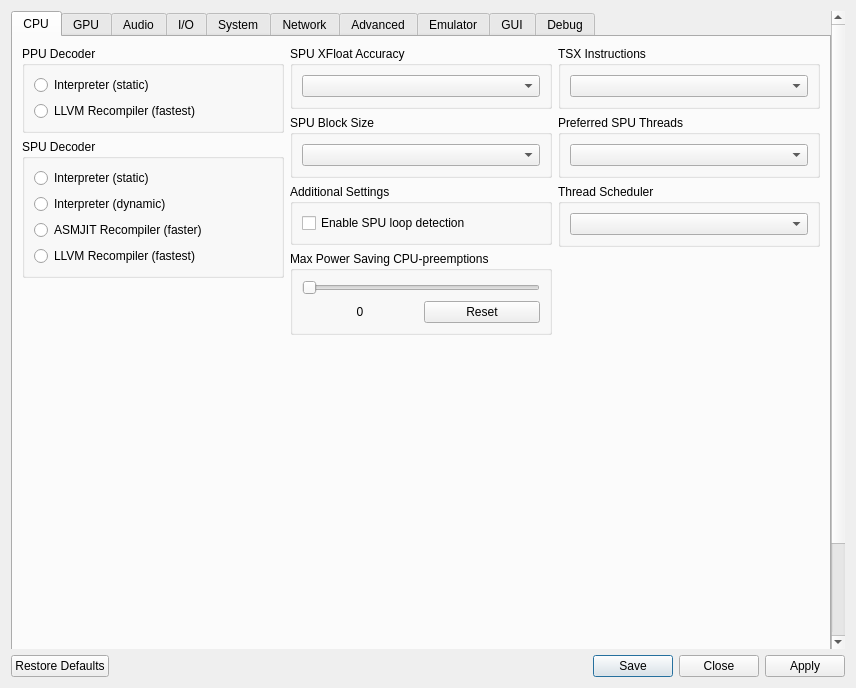
Qt form rpcs3qt-legacy/settings_dialog.ui (RPCSX/rpcsx) before a commit.
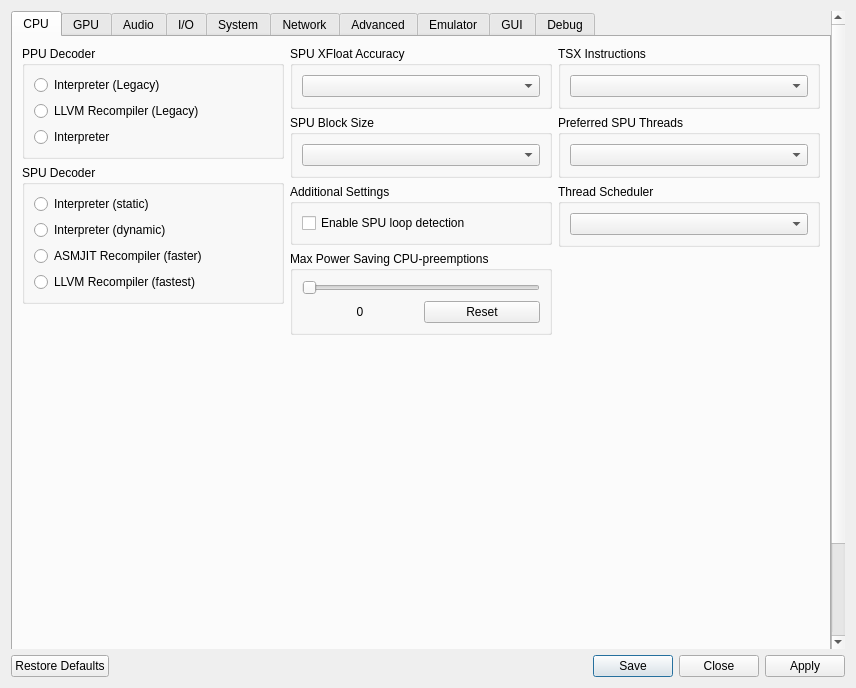
The same form after that commit. Icons and pictures are not drawn.

Commit message: Initial new PPU interpreter implementation Replaced dangerous offset32 usages with safe OFFSET_OF macro

```diff
--- a/rpcs3qt-legacy/settings_dialog.ui
+++ b/rpcs3qt-legacy/settings_dialog.ui
@@ -74,14 +74,21 @@
                <item>
                 <widget class="QRadioButton" name="ppu__static">
                  <property name="text">
-                  <string notr="true">Interpreter (static)</string>
+                  <string notr="true">Interpreter (Legacy)</string>
                  </property>
                 </widget>
                </item>
                <item>
                 <widget class="QRadioButton" name="ppu_llvm">
                  <property name="text">
-                  <string notr="true">LLVM Recompiler (fastest)</string>
+                  <string notr="true">LLVM Recompiler (Legacy)</string>
+                 </property>
+                </widget>
+               </item>
+               <item>
+                <widget class="QRadioButton" name="ppu_interpreter">
+                 <property name="text">
+                  <string notr="true">Interpreter</string>
                  </property>
                 </widget>
                </item>
```
The commit also changes 80 other files.
